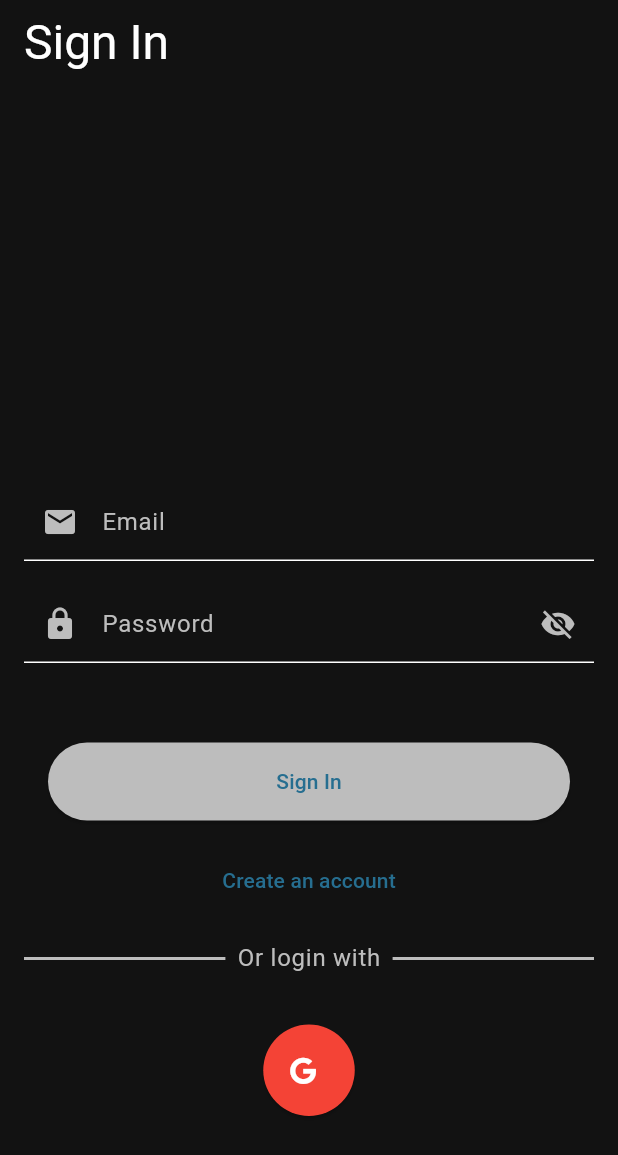
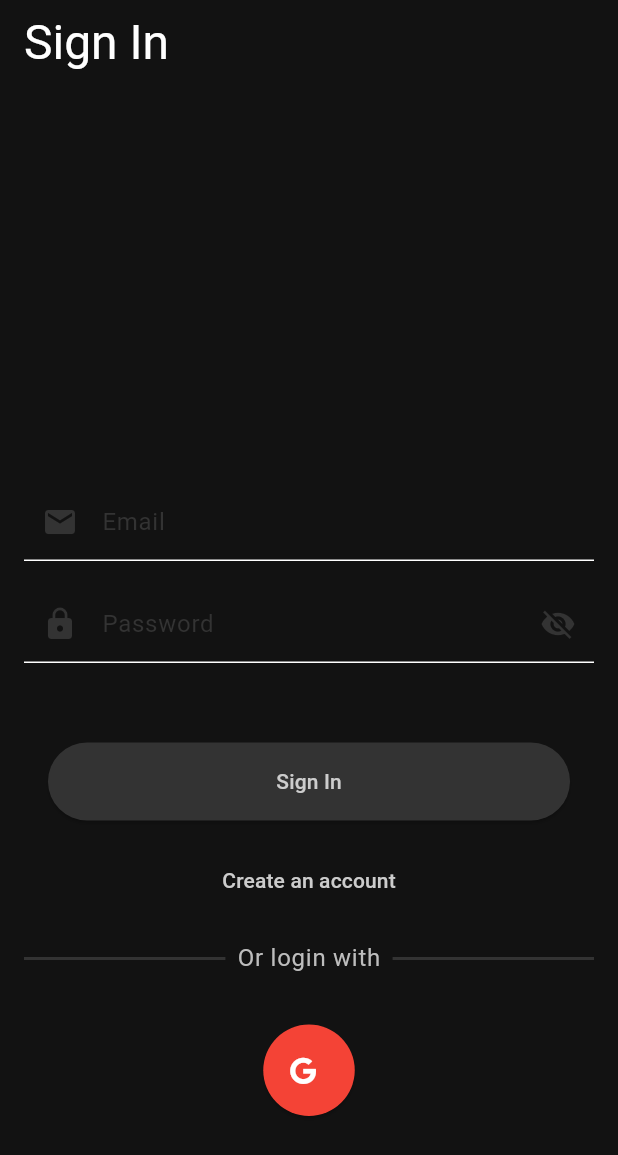
Before and after one commit to prsidhu/maya, a Flutter app: the screen it shows after launch, on a phone screen of 412 x 824 dp. Shown: the top 1155 px of the screen. Run offline on Flutter 3.47's test engine with Material 3 defaults, Android fonts, the light colour scheme and no system bars; our stand-ins replace audioplayers, cloud_firestore, dio, firebase_auth, firebase_core, flutter_dotenv and 5 more; missing offline and left inert: amplitude_flutter, torch_light; accounts and stored records are empty; generated files the repository leaves out were written again.

Commit message:
update theme

```diff
--- a/lib/src/app.dart
+++ b/lib/src/app.dart
@@ -1,7 +1,7 @@
 import 'package:flutter/material.dart';
 import 'package:flutter_gen/gen_l10n/app_localizations.dart';
 import 'package:flutter_localizations/flutter_localizations.dart';
-import 'package:maya/src/config/theme/base_dark_them.dart';
+import 'package:maya/src/config/theme/gray_theme.dart';
 import 'package:maya/src/screens/splash.dart';
 
 import 'sample_feature/sample_item_details_view.dart';
@@ -58,8 +58,8 @@ class MyApp extends StatelessWidget {
           // Define a light and dark color theme. Then, read the user's
           // preferred ThemeMode (light, dark, or system default) from the
           // SettingsController to display the correct theme.
-          theme: darkTheme,
-          darkTheme: darkTheme,
+          theme: grayTheme,
+          darkTheme: grayTheme,
           themeMode: settingsController.themeMode,
 
           // Define a function to handle named routes in order to support
--- /dev/null
+++ b/lib/src/config/theme/gray_theme.dart
@@ -0,0 +1,67 @@
+// Define a custom dark theme
+import 'package:flutter/material.dart';
+
+final ThemeData grayTheme = ThemeData(
+  brightness: Brightness.dark,
+  primaryColor: const Color(0xFF266E90), // Primary Orange Color
+  colorScheme: const ColorScheme.dark(
+    primary: Color(0xFFCCCCCC), // Primary Orange Color
+    secondary: Color(0xFF666666), // This is the new way to set accent color
+    tertiary: Color(0xFF555555), // Background Color
+    surface: Color(0xFF5E5E5E), // Background Highlight Color
+    surfaceDim: Color(0xFF222222),
+    onPrimary: Color(0xFFFFFFFF), // Text/icon color on primary color
+    onSecondary: Color(0xFFFFFFFF), // Text/icon color on secondary color
+    onSurface: Color(0xFF333333), // Text/icon color on background color
+  ),
+  scaffoldBackgroundColor: const Color(0xFF121212), // Background Color
+  cardColor: const Color(0xFF1E1E1E), // Background Highlight Color
+  dividerColor: const Color(0xFF424242), // Border Color
+  textTheme: const TextTheme(
+    displayLarge: TextStyle(
+        color: Color(0xFFFFFFFF), fontSize: 96.0), // Primary Text Color
+    displayMedium: TextStyle(
+        color: Color(0xFFFFFFFF), fontSize: 60.0), // Primary Text Color
+    displaySmall: TextStyle(
+        color: Color(0xFFFFFFFF), fontSize: 48.0), // Primary Text Color
+    headlineLarge: TextStyle(
+        color: Color(0xFFFFFFFF), fontSize: 32.0), // Primary Text Color
+    headlineMedium: TextStyle(
+        color: Color(0xFFFFFFFF), fontSize: 28.0), // Primary Text Color
+    headlineSmall: TextStyle(
+        color: Color(0xFFFFFFFF), fontSize: 24.0), // Primary Text Color
+    titleLarge: TextStyle(
+        color: Color(0xFFFFFFFF), fontSize: 22.0), // Primary Text Color
+    titleMedium: TextStyle(
+        color: Color(0xFFFFFFFF), fontSize: 20.0), // Primary Text Color
+    titleSmall: TextStyle(
+        color: Color(0xFFFFFFFF), fontSize: 18.0), // Primary Text Color
+    bodyLarge: TextStyle(
+        color: Color(0xFFBDBDBD), fontSize: 16.0), // Secondary Text Color
+    bodyMedium: TextStyle(
+        color: Color(0xFFBDBDBD), fontSize: 14.0), // Secondary Text Color
+    bodySmall: TextStyle(
+        color: Color(0xFFBDBDBD), fontSize: 12.0), // Secondary Text Color
+    labelLarge: TextStyle(
+        color: Color(0xFFFFFFFF), fontSize: 14.0), // Primary Text Color
+    labelMedium: TextStyle(
+        color: Color(0xFFFFFFFF), fontSize: 12.0), // Primary Text Color
+    labelSmall: TextStyle(
+        color: Color(0xFFFFFFFF), fontSize: 10.0), // Primary Text Color
+  ),
+  buttonTheme: const ButtonThemeData(
+    buttonColor: Color(0xFFF2A30F), // Primary Orange Color
+    textTheme: ButtonTextTheme.primary,
+  ),
+  floatingActionButtonTheme: const FloatingActionButtonThemeData(
+    backgroundColor: Color(0xFFF2A30F), // Primary Orange Color
+  ),
+  appBarTheme: const AppBarTheme(
+    color: Color(0xFF121212), // Background Color
+    titleTextStyle:
+        TextStyle(color: Color(0xFFFFFFFF), fontSize: 20), // AppBar Text Color
+    iconTheme: IconThemeData(
+      color: Color(0xFFFFFFFF), // AppBar Icon Color
+    ),
+  ),
+);
--- a/lib/src/widgets/choreo_list_item.dart
+++ b/lib/src/widgets/choreo_list_item.dart
@@ -76,7 +76,7 @@ class ChoreoListItem extends ConsumerWidget {
                     left: 8.0, right: 16.0, top: 8.0, bottom: 8.0),
                 child: Text(countdownFormatDuration(choreo.totalDuration ?? 0),
                     style: Theme.of(context).textTheme.bodyLarge?.copyWith(
-                        color: Theme.of(context).colorScheme.secondary)),
+                        color: Theme.of(context).colorScheme.primary)),
               )
             ],
           ),
--- a/lib/src/widgets/goalSegment/goal_segment_button.dart
+++ b/lib/src/widgets/goalSegment/goal_segment_button.dart
@@ -44,11 +44,11 @@ class GoalSegmentButton extends ConsumerWidget {
                   if (selected == segment) {
                     return Theme.of(context)
                         .colorScheme
-                        .onPrimary; // Selected text color
+                        .surfaceDim; // Selected text color
                   }
                   return Theme.of(context)
                       .colorScheme
-                      .primary; // Unselected text color
+                      .tertiary; // Unselected text color
                 },
               ),
               minimumSize: WidgetStateProperty.all<Size>(
--- a/lib/src/widgets/text/author_text.dart
+++ b/lib/src/widgets/text/author_text.dart
@@ -14,9 +14,9 @@ class AuthorText extends StatelessWidget {
       padding: padding ?? const EdgeInsets.symmetric(vertical: 8.0),
       child: Text('by ${capitalizeName(author)}',
           style:
-              style?.copyWith(color: Theme.of(context).colorScheme.primary) ??
+              style?.copyWith(color: Theme.of(context).colorScheme.tertiary) ??
                   Theme.of(context).textTheme.bodyMedium?.copyWith(
-                        color: Theme.of(context).colorScheme.primary,
+                        color: Theme.of(context).colorScheme.tertiary,
                       )),
     );
   }
--- a/lib/src/widgets/text/media_text.dart
+++ b/lib/src/widgets/text/media_text.dart
@@ -18,7 +18,7 @@ class MediaText extends StatelessWidget {
           child: Icon(
             FontAwesomeIcons.music,
             size: 10.0,
-            color: Theme.of(context).colorScheme.primary,
+            color: Theme.of(context).colorScheme.tertiary,
           ),
         ),
         Text(mediaName,
@@ -26,7 +26,7 @@ class MediaText extends StatelessWidget {
                 Theme.of(context)
                     .textTheme
                     .labelSmall
-                    ?.copyWith(color: Theme.of(context).colorScheme.primary))
+                    ?.copyWith(color: Theme.of(context).colorScheme.tertiary))
       ],
     );
   }
--- a/lib/src/widgets/text/primary_title.dart
+++ b/lib/src/widgets/text/primary_title.dart
@@ -16,7 +16,7 @@ class PrimaryTitle extends StatelessWidget {
       text,
       style: style ??
           Theme.of(context).textTheme.headlineSmall?.copyWith(
-                color: Theme.of(context).colorScheme.primary,
+                color: Theme.of(context).colorScheme.onSurface,
                 fontWeight: FontWeight.w500,
               ),
     );
--- a/pubspec.yaml
+++ b/pubspec.yaml
@@ -4,7 +4,7 @@ description: "Light therapy for better sleep and mindfulness"
 # Prevent accidental publishing to pub.dev.
 publish_to: 'none'
 
-version: 1.0.3+4
+version: 1.0.4+5
 
 environment:
   sdk: '>=3.3.4 <4.0.0'
```
Also changed, not shown: lib/src/widgets/choreo_detail.dart (+20 -0 lines), lib/src/widgets/strobo_therapy.dart (+4 -23 lines).
